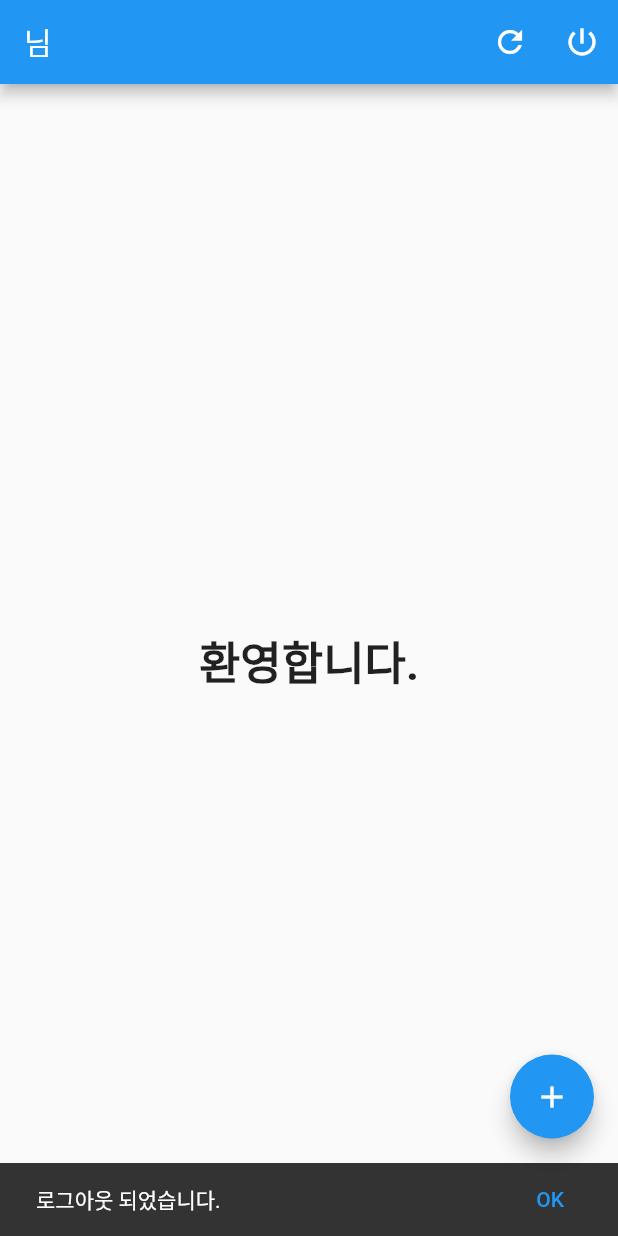
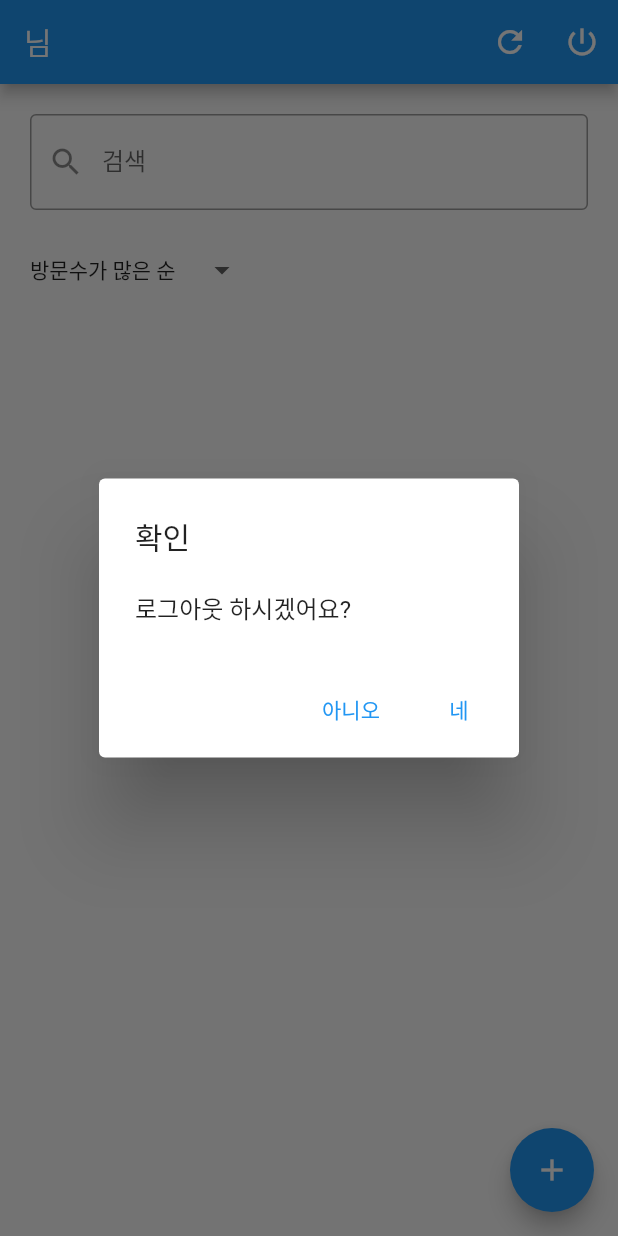
Before and after one commit to BeaverHouse/useful_links_flutter, a Flutter app: the screen it shows once a user with an empty profile is signed in, after a tap on the "power settings new" icon, on a phone screen of 412 x 824 dp. Run offline on Flutter 3.47's test engine with Material 2 defaults, Android fonts, the phone set to English and light mode, and no system bars; drawn by our look-alikes of dropdown_button2; our stand-ins replace cloud_firestore, firebase_auth, firebase_core, flutter_slidable, page_transition, validators; missing offline and left inert: metadata_fetch; accounts and stored records are empty; generated files the repository leaves out were written again.

Commit message:
검색, 삭제 기능 추가

```diff
--- a/lib/widgets/organisms/add_dialog.dart
+++ b/lib/widgets/atoms/add_dialog.dart
@@ -80,6 +80,6 @@ class _AddDialogState extends State<AddDialog> {
               },
             ),
           ],
-        );;
+        );
   }
 }
--- /dev/null
+++ b/lib/widgets/atoms/confirm_dialog.dart
@@ -0,0 +1,42 @@
+import 'package:flutter/material.dart';
+
+class ConfirmDialog extends StatefulWidget {
+  final String confirmMsg;
+  final void Function() confirmFunc;
+
+  const ConfirmDialog({super.key, required this.confirmMsg, required this.confirmFunc});
+
+  @override
+  State<ConfirmDialog> createState() => _ConfirmDialogState();
+}
+
+class _ConfirmDialogState extends State<ConfirmDialog> {
+
+
+  @override
+  Widget build(BuildContext context) {
+    return AlertDialog(
+          title: const Text('확인'),
+          insetPadding: const EdgeInsets.all(20),
+          content: Text(widget.confirmMsg),
+          actions: <Widget>[
+            TextButton(
+              style: TextButton.styleFrom(
+                textStyle: Theme.of(context).textTheme.labelLarge,
+              ),
+              child: const Text('아니오'),
+              onPressed: () {
+                Navigator.of(context).pop();
+              },
+            ),
+            TextButton(
+              style: TextButton.styleFrom(
+                textStyle: Theme.of(context).textTheme.labelLarge,
+              ),
+              onPressed: widget.confirmFunc,
+              child: const Text('네'),
+            ),
+          ],
+        );
+  }
+}
--- a/lib/widgets/organisms/upload_dialog.dart
+++ b/lib/widgets/atoms/upload_dialog.dart
@@ -91,6 +91,6 @@ class _UpdateDialogState extends State<UpdateDialog> {
               },
             ),
           ],
-        );;
+        );
   }
 }
--- a/lib/widgets/organisms/link_view.dart
+++ b/lib/widgets/organisms/link_view.dart
@@ -1,14 +1,14 @@
-import 'package:cloud_firestore/cloud_firestore.dart';
+import 'dart:developer';
+
+import 'package:dropdown_button2/dropdown_button2.dart';
 import 'package:flutter/material.dart';
 import 'package:provider/provider.dart';
 import 'package:useful_links_app/providers/firestore_provider.dart';
-import 'package:useful_links_app/widgets/atoms/text.dart';
 import 'package:useful_links_app/widgets/molecules/link_widget.dart';
 
 class LinkView extends StatefulWidget {
 
   const LinkView({super.key});
-
 
   @override
   State<LinkView> createState() => _LinkViewState();
@@ -16,27 +16,98 @@ class LinkView extends StatefulWidget {
 
 class _LinkViewState extends State<LinkView> {
 
+  TextEditingController searchController = TextEditingController();
+  String search = "";
+
+  final List<String> options = [
+    "방문수가 많은 순",
+    "최근 방문 순",
+    "방문수가 적은 순",
+    "예전 방문 순",
+    "삭제된 링크"
+  ];
+  String selectedValue = "0";
+
   @override
   Widget build(BuildContext context) {
+
     return Scaffold(
       body: StreamBuilder(
         stream: context.watch<StoreProvider>().dataStream,
         builder: ((context, snapshot) {
           if(snapshot.hasData) {
-            return Center(
-              child: SingleChildScrollView(
-                scrollDirection: Axis.vertical,
-                child: Column(
-                  crossAxisAlignment: CrossAxisAlignment.start,
-                  mainAxisAlignment: MainAxisAlignment.center,
-                  children: [
-                    const InfoText(title: "환영합니다."),
-                    ...?snapshot.data?.docs.map((e) =>
-                      LinkWidget(data: e)
+            final arr = snapshot.data?.docs
+                    .where((d) => d["name"].toString().contains(search));
+            return Column(
+              crossAxisAlignment: CrossAxisAlignment.start,
+              children: [
+                Padding(
+                  padding: const EdgeInsets.only(top: 20.0, left: 20.0, right: 20.0),
+                  child: TextField(
+                    controller: searchController,
+                    onChanged: ((value) {
+                      setState(() {
+                        search = value;
+                      });
+                    }),
+                    decoration: const InputDecoration(
+                        labelText: "검색",
+                        hintText: "검색",
+                        prefixIcon: Icon(Icons.search),
+                        border: OutlineInputBorder(),
                     )
-                  ],
+                  )
+                ),
+                Padding(
+                  padding: const EdgeInsets.only(top: 20.0, left: 20.0, right: 20.0),
+                  child: DropdownButtonHideUnderline(
+                    child: DropdownButton2(
+                      hint: Text(
+                        '필터',
+                        style: TextStyle(
+                          fontSize: 14,
+                          color: Theme
+                                  .of(context)
+                                  .hintColor,
+                        ),
+                      ),
+                      items:  options.asMap().entries.map((entry) =>
+                              DropdownMenuItem<String>(
+                                value: entry.key.toString(),
+                                child: Text(
+                                  entry.value,
+                                  style: const TextStyle(
+                                    fontSize: 14,
+                                  ),
+                                ),
+                              ))
+                              .toList(),
+                      value: selectedValue,
+                      onChanged: (value) {
+                        setState(() {
+                          selectedValue = value as String;
+                        });
+                        Provider.of<StoreProvider>(context, listen: false).changeSortData(selectedValue);
+                      },
+                      buttonHeight: 40,
+                      buttonWidth: 140,
+                      itemHeight: 40,
+                    ),
+                  )
+                ),
+                Flexible (
+                  child: SingleChildScrollView(
+                    scrollDirection: Axis.vertical,
+                    child: Column(
+                      children: [
+                        ...arr!.map((e) =>
+                          LinkWidget(data: e)
+                        ),
+                      ]
+                    ),
+                  ),
                 )
-              )
+              ],
             );
           } else {
             return const Center(
--- a/lib/widgets/pages/home.dart
+++ b/lib/widgets/pages/home.dart
@@ -1,13 +1,10 @@
-import 'dart:developer';
-
-import 'package:cloud_firestore/cloud_firestore.dart';
 import 'package:firebase_auth/firebase_auth.dart';
 import 'package:flutter/material.dart';
 import 'package:provider/provider.dart';
 import 'package:useful_links_app/providers/auth_provider.dart';
-import 'package:useful_links_app/providers/firestore_provider.dart';
 import 'package:useful_links_app/utils/snackbar.dart';
-import 'package:useful_links_app/widgets/organisms/add_dialog.dart';
+import 'package:useful_links_app/widgets/atoms/add_dialog.dart';
+import 'package:useful_links_app/widgets/atoms/confirm_dialog.dart';
 import 'package:useful_links_app/widgets/organisms/email_verify.dart';
 import 'package:useful_links_app/widgets/organisms/link_view.dart';
 
@@ -47,8 +44,17 @@ class _HomePageState extends State<HomePage> {
             icon: const Icon(Icons.refresh),
           ),
           IconButton(
-            onPressed: () {
-              Provider.of<AuthProvider>(context, listen: false).signOut(context);
+            onPressed: () async {
+              return showDialog<void>(
+                context: context,
+                builder: ((context) => ConfirmDialog(
+                  confirmMsg: "로그아웃 하시겠어요?",
+                  confirmFunc: () {
+                    Provider.of<AuthProvider>(context, listen: false).signOut(context);
+                    Navigator.of(context).pop();
+                  })
+                )
+              );
             },
             icon: const Icon(Icons.power_settings_new),
           )
--- a/pubspec.yaml
+++ b/pubspec.yaml
@@ -48,8 +48,9 @@ dependencies:
   simple_url_preview: ^3.0.1
   metadata_fetch: ^0.4.1
   url_launcher: ^6.1.6
-  json_serializable: ^6.5.4
-  json_annotation: ^4.7.0
+  flutter_slidable: ^2.0.0
+  intl: ^0.17.0
+  dropdown_button2: ^1.8.9
 
 dev_dependencies:
   flutter_test:
```
Also changed, not shown: lib/providers/firestore_provider.dart (+54 -1 lines), lib/widgets/molecules/link_widget.dart (+48 -9 lines), pubspec.lock.
